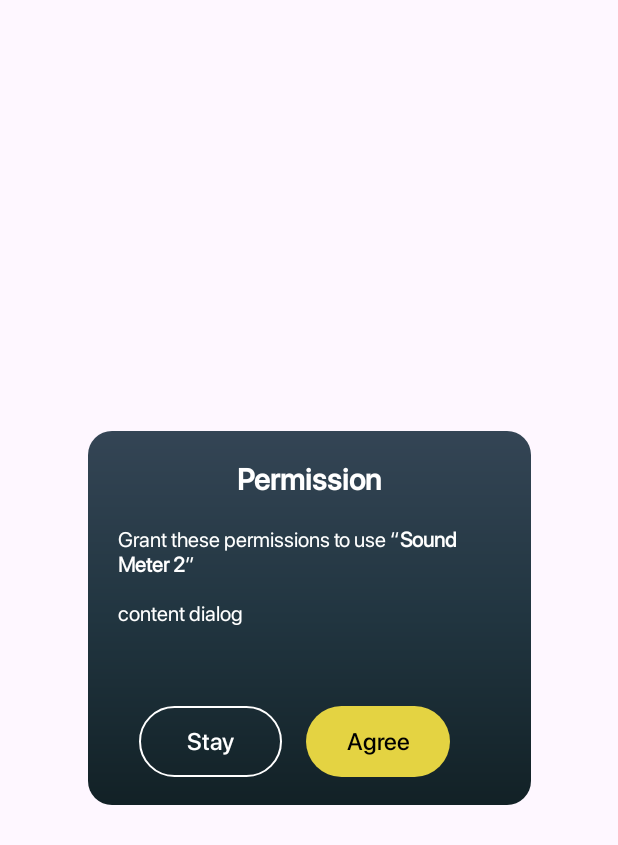
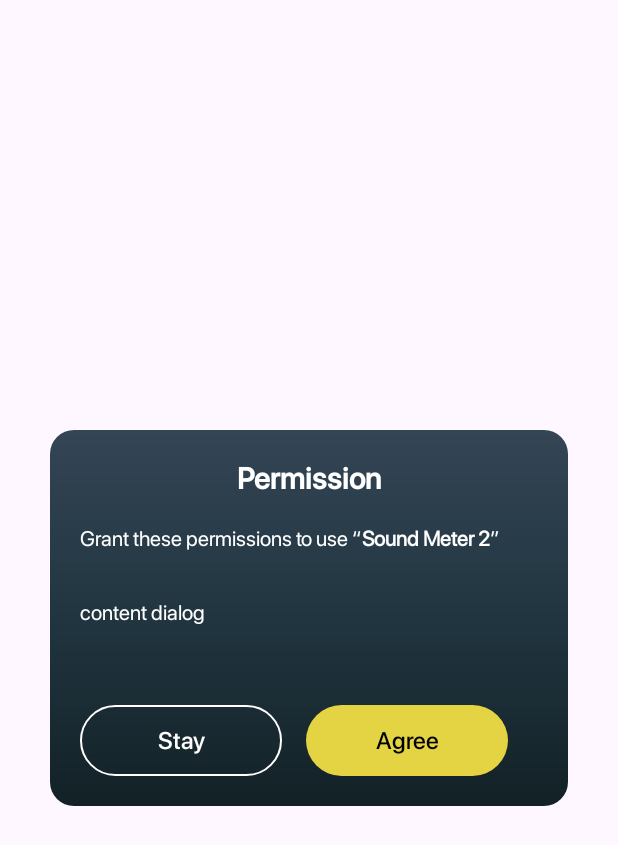
Before and after one commit to minhnguyen1502/sound_meter_ver_2, an Android app: the layout dialog_permission.xml on its own in the app's theme, with its tools: preview values and no code run, on a phone screen of 412 x 824 dp. Shown: the top 845 px of the screen. Run offline under Robolectric (Android 15) with nearby library versions, the phone set to English and light mode, and no system bars.

Commit message:
update bug in pc

```diff
--- a/app/src/main/java/com/example/soundmeter2/ui/permission/PermissionActivity.java
+++ b/app/src/main/java/com/example/soundmeter2/ui/permission/PermissionActivity.java
@@ -33,7 +33,6 @@ public class PermissionActivity extends BaseActivity<ActivityPermissionBinding>
 
     private int countAudio = 0;
     private int countStorage = 0;
-    private int currentSelected = 0;
     @Override
     public ActivityPermissionBinding getBinding() {
         return ActivityPermissionBinding.inflate(getLayoutInflater());
@@ -58,10 +57,8 @@ public class PermissionActivity extends BaseActivity<ActivityPermissionBinding>
                     showDialogGotoSetting(Build.VERSION.SDK_INT > 33 ? 4 : 5);
                 } else {
                     if (Build.VERSION.SDK_INT >= Build.VERSION_CODES.TIRAMISU) {
-                        currentSelected = 4;
                         ActivityCompat.requestPermissions(this, new String[]{Manifest.permission.READ_MEDIA_AUDIO}, REQUEST_CODE_STORAGE_PERMISSION);
                     } else {
-                        currentSelected = 5;
                         ActivityCompat.requestPermissions(this, new String[]{Manifest.permission.READ_EXTERNAL_STORAGE,
                                 Manifest.permission.WRITE_EXTERNAL_STORAGE}, REQUEST_CODE_STORAGE_PERMISSION);
                     }
@@ -69,7 +66,6 @@ public class PermissionActivity extends BaseActivity<ActivityPermissionBinding>
             }
         });
         binding.ivAudio.setOnClickListener(view -> {
-            currentSelected = 2;
             if (!checkAudioPermission()) {
                 ActivityCompat.requestPermissions(this, new String[]{Manifest.permission.RECORD_AUDIO}, REQUEST_CODE_AUDIO_PERMISSION);
             }
--- a/app/src/main/res/layout/dialog_permission.xml
+++ b/app/src/main/res/layout/dialog_permission.xml
@@ -5,10 +5,12 @@
     android:layout_width="match_parent"
     android:layout_height="match_parent">
 
-    <LinearLayout
-        android:layout_width="295dp"
-        android:layout_height="249dp"
+    <androidx.constraintlayout.widget.ConstraintLayout
+        android:layout_width="match_parent"
+        android:layout_marginHorizontal="33dp"
+        android:layout_height="wrap_content"
         android:background="@drawable/bg_dialog"
+        android:paddingBottom="20dp"
         android:orientation="vertical"
         app:layout_constraintBottom_toBottomOf="parent"
         app:layout_constraintEnd_toEndOf="parent"
@@ -16,6 +18,7 @@
         app:layout_constraintTop_toTopOf="parent">
 
         <TextView
+            android:id="@+id/tv_1"
             android:layout_width="match_parent"
             android:layout_height="wrap_content"
             android:layout_gravity="center"
@@ -30,12 +33,15 @@
             android:text="@string/permission"
             android:textColor="@color/white"
             android:textSize="20sp"
+            app:layout_constraintStart_toStartOf="parent"
+            app:layout_constraintTop_toTopOf="parent"
             android:textStyle="bold" />
 
         <TextView
+            android:id="@+id/tv_2"
             android:layout_width="match_parent"
             android:layout_height="wrap_content"
-            android:layout_marginBottom="16dp"
+            android:layout_marginTop="20dp"
             android:fontFamily="@font/pro__400"
             android:textSize="14sp"
             android:includeFontPadding="false"
@@ -43,6 +49,8 @@
             android:maxLines="2"
             android:ellipsize="end"
             android:layout_marginHorizontal="20dp"
+            app:layout_constraintStart_toStartOf="parent"
+            app:layout_constraintTop_toBottomOf="@id/tv_1"
             android:text="@string/grant_these_permissions_to_use_sound_meter_2"
             android:textColor="@color/white" />
 
@@ -56,38 +64,39 @@
             android:fontFamily="@font/pro__400"
             android:lines="3"
             android:maxLines="3"
+            android:layout_marginTop="16dp"
             android:ellipsize="end"
             android:layout_marginHorizontal="20dp"
             android:textColor="@color/white"
+            app:layout_constraintStart_toStartOf="parent"
+            app:layout_constraintTop_toBottomOf="@id/tv_2"
             tools:ignore="HardcodedText" />
 
-        <LinearLayout
-            android:layout_width="match_parent"
-            android:layout_height="wrap_content"
-            android:layout_marginTop="20dp"
-            android:gravity="center"
-            android:orientation="horizontal">
 
             <TextView
                 android:id="@+id/tvStay"
-                android:layout_width="wrap_content"
+                android:layout_width="0dp"
                 android:layout_height="wrap_content"
                 android:ellipsize="end"
-                android:layout_marginEnd="16dp"
                 android:fontFamily="@font/pro_500"
                 android:gravity="center"
                 android:includeFontPadding="false"
                 android:maxLines="1"
                 android:paddingVertical="14dp"
-                android:paddingHorizontal="32dp"
+                android:layout_marginTop="20dp"
+                android:paddingHorizontal="41.75dp"
                 android:text="@string/stay"
                 android:background="@drawable/bg_button"
                 android:textColor="@color/white"
+                android:layout_marginEnd="8dp"
+                app:layout_constraintEnd_toStartOf="@id/tvAgree"
+                app:layout_constraintTop_toBottomOf="@id/tvContent"
+                app:layout_constraintStart_toStartOf="@id/tvContent"
                 android:textSize="16sp" />
 
             <TextView
                 android:id="@+id/tvAgree"
-                android:layout_width="wrap_content"
+                android:layout_width="0dp"
                 android:layout_height="wrap_content"
                 android:layout_marginEnd="20dp"
                 android:background="@drawable/bg_button_yellow"
@@ -96,12 +105,16 @@
                 android:gravity="center"
                 android:includeFontPadding="false"
                 android:maxLines="1"
-                android:paddingHorizontal="26.5dp"
+                android:paddingHorizontal="36.75dp"
                 android:paddingVertical="14dp"
                 android:text="@string/agree"
                 android:textColor="@color/black"
+                android:layout_marginStart="8dp"
+                app:layout_constraintStart_toEndOf="@id/tvStay"
+                app:layout_constraintTop_toTopOf="@id/tvStay"
+                app:layout_constraintBottom_toBottomOf="@id/tvStay"
+                app:layout_constraintEnd_toEndOf="@id/tvContent"
                 android:textSize="16sp" />
-        </LinearLayout>
-    </LinearLayout>
+    </androidx.constraintlayout.widget.ConstraintLayout>
 
 </androidx.constraintlayout.widget.ConstraintLayout>
```
Also changed, not shown: app/src/main/java/com/example/soundmeter2/ui/sound/SoundMainActivity.java (+29 -14 lines), app/src/main/res/layout/dialog_set_name_record.xml (+8 -4 lines).
